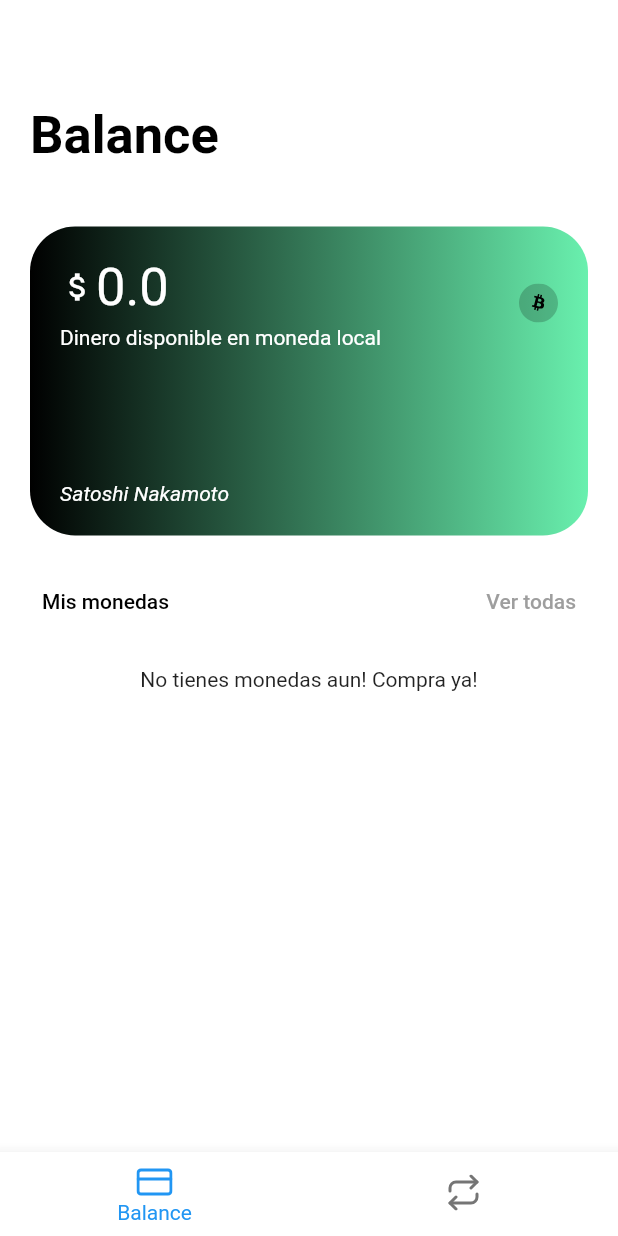
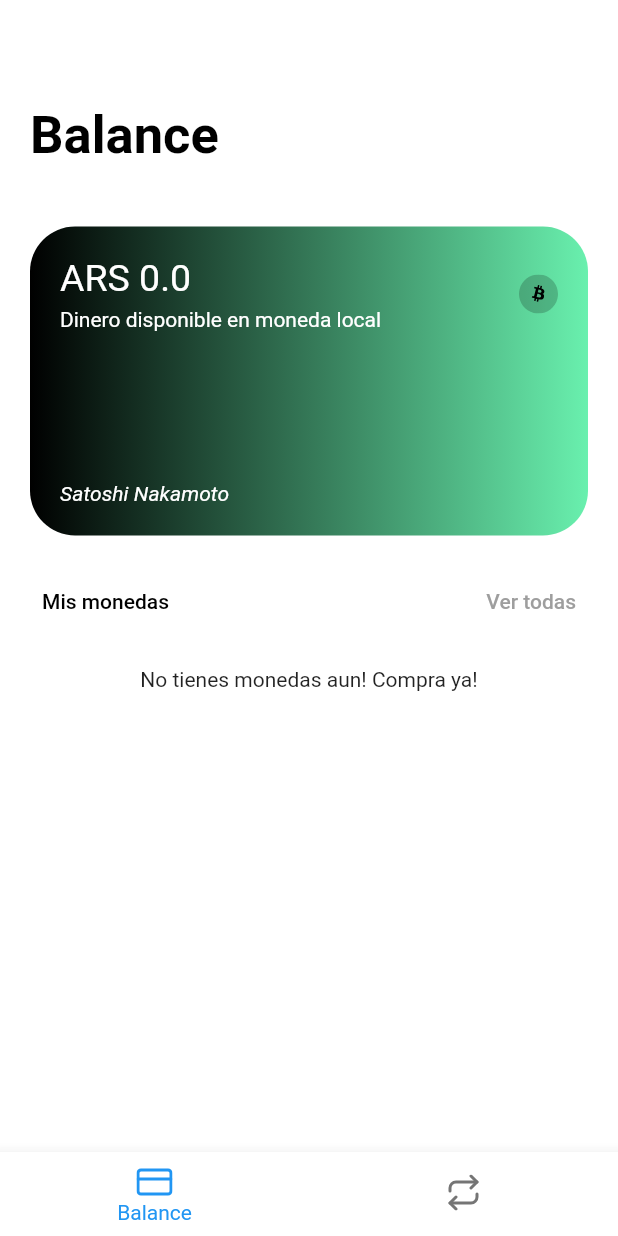
Before and after one commit to HoltzTomas/Crypto-Wallet, a Flutter app: the screen it shows after launch, on a phone screen of 412 x 824 dp. Run offline on Flutter 3.47's test engine with Material 2 defaults, Android fonts, the phone set to English and light mode, and no system bars; our stand-ins replace feather_icons, flutter_riverpod, splashscreen, websafe_svg.

Commit message:
Fixing errors (Again)

```diff
--- a/lib/ui/screens/home_screen/widgets/credit_card.dart
+++ b/lib/ui/screens/home_screen/widgets/credit_card.dart
@@ -9,21 +9,17 @@ class CreditCard extends StatelessWidget {
       child: Column(
     crossAxisAlignment: CrossAxisAlignment.start,
     children: [
-      Row(
-        children: [
-          Icon(Icons.attach_money, color: kSecondaryColor),
       Consumer(
         builder: (context, watch, child) {
           return Text(
-                watch(currentMoneyProvider).state.toString(),
+            "ARS ${watch(currentMoneyProvider).state.toString()}",
+            overflow: TextOverflow.fade,
             style: TextStyle(
                 color: kSecondaryColor,
                 fontWeight: FontWeight.normal,
-                    fontSize: 35),
+                fontSize: 25),
           );
         },
-          )
-        ],
       ),
       SizedBox(
         height: 5.0,
@@ -66,7 +62,10 @@ class CreditCard extends StatelessWidget {
           Container(
             alignment: Alignment.topRight,
             child: Row(
-              children: [Expanded(flex:2, child: avaibleMoney), Expanded(flex: 1,child: bitcoinSvg)],
+              children: [
+                Expanded(flex: 2, child: avaibleMoney),
+                Expanded(flex: 1, child: bitcoinSvg)
+              ],
             ),
           ),
           Spacer(),
```
Lines whose indentation alone changed are shown as unchanged.
